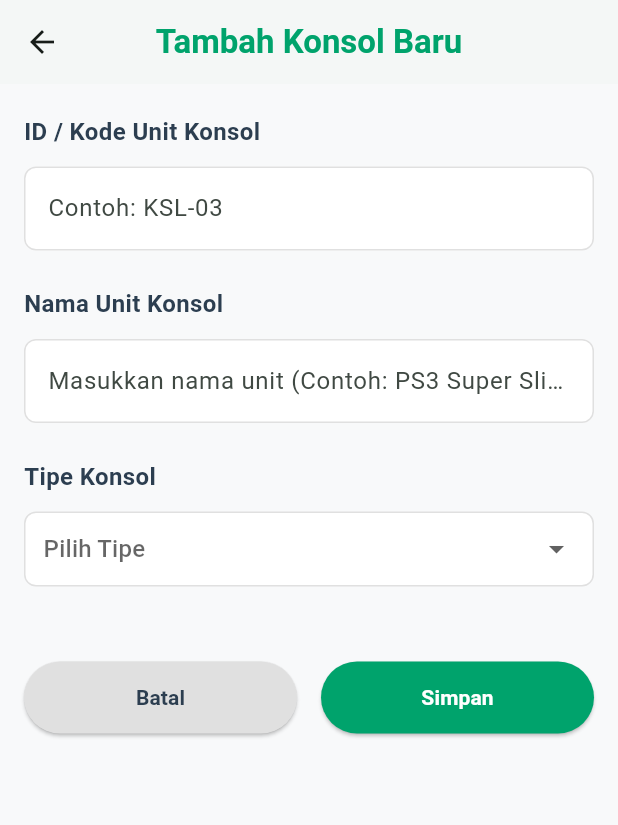
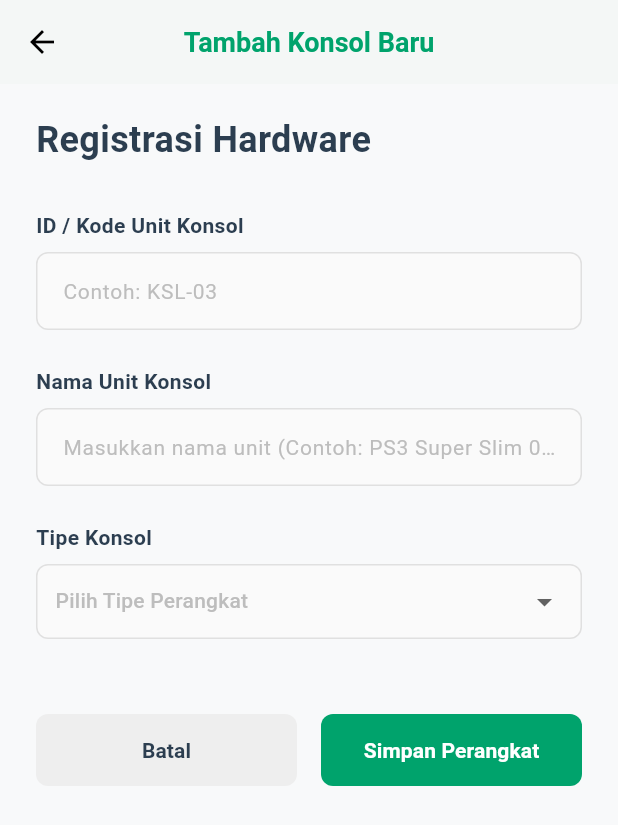
Before and after one commit to elzetive/dfwmobile, a Flutter app: the TambahKonsolPage screen opened by its route, on a phone screen of 412 x 824 dp. Shown: the top 825 px of the screen. Run offline on Flutter 3.47's test engine with Material 3 defaults, Android fonts, the phone set to English and light mode, and no system bars; network calls fail.

Commit message:
Fix final

```diff
--- a/lib/pages/laporan/main_page.dart
+++ b/lib/pages/laporan/main_page.dart
@@ -128,7 +128,6 @@ class _LaporanPageState extends State<LaporanPage> {
                                 String rawDate = item['tanggal'].toString();
                                 String formattedDate = rawDate;
                                 try {
-                                  // Parsing aman untuk browser web lokal
                                   DateTime dt = DateTime.parse(rawDate);
                                   formattedDate = DateFormat(
                                     'EEEE, dd MMMM yyyy',
--- a/lib/pages/operasional/konsol/main_page.dart
+++ b/lib/pages/operasional/konsol/main_page.dart
@@ -273,7 +273,7 @@ class _DaftarKonsolPageState extends State<DaftarKonsolPage> {
           },
         ),
         title: const Text(
-          'Daftar Hardware Konsol',
+          'Daftar Konsol',
           style: TextStyle(
             color: AppColors.primaryGreen,
             fontWeight: FontWeight.bold,
@@ -388,7 +388,7 @@ class _DaftarKonsolPageState extends State<DaftarKonsolPage> {
         border: Border.all(color: Colors.grey.shade200),
         boxShadow: [
           BoxShadow(
-            color: Colors.black.withOpacity(0.01),
+            color: Colors.black.withValues(alpha: 0.08),
             blurRadius: 6,
             offset: const Offset(0, 3),
           ),
@@ -436,7 +436,7 @@ class _DaftarKonsolPageState extends State<DaftarKonsolPage> {
                   vertical: 4,
                 ),
                 decoration: BoxDecoration(
-                  color: _getStatusColor(status).withOpacity(0.12),
+                  color: _getStatusColor(status).withValues(alpha: 0.12),
                   borderRadius: BorderRadius.circular(30),
                 ),
                 child: Text(
--- a/lib/pages/operasional/konsol/tambah_page.dart
+++ b/lib/pages/operasional/konsol/tambah_page.dart
@@ -44,13 +44,12 @@ class _TambahKonsolPageState extends State<TambahKonsolPage> {
 
     setState(() => _isSaving = true);
 
-    // Mengirimkan 5 argumen sesuai struktur ApiService yang baru
     bool sukses = await _apiService.tambahKonsol(
       idController.text.trim(),
       namaUnitController.text.trim(),
       selectedTipe!,
-      'Baik', // Argumen ke-4: Kondisi awal otomatis
-      'Tersedia', // Argumen ke-5: Status awal otomatis
+      'Baik',
+      'Tersedia',
     );
 
     if (!mounted) return;
@@ -64,7 +63,6 @@ class _TambahKonsolPageState extends State<TambahKonsolPage> {
         ),
       );
 
-      // SOLUSI BLANK SCREEN: Cek tumpukan navigasi web browser terlebih dahulu
       if (Navigator.canPop(context)) {
         Navigator.pop(context, true);
       } else {
@@ -85,40 +83,65 @@ class _TambahKonsolPageState extends State<TambahKonsolPage> {
     return Scaffold(
       backgroundColor: AppColors.scaffoldBg,
       appBar: AppBar(
-        backgroundColor: AppColors.white,
+        backgroundColor: Colors.white,
         elevation: 1,
+        iconTheme: const IconThemeData(color: Colors.black),
+        leading: IconButton(
+          icon: const Icon(Icons.arrow_back),
+          onPressed: () {
+            if (Navigator.canPop(context)) {
+              Navigator.pop(context);
+            } else {
+              Navigator.pushReplacementNamed(context, '/daftar-konsol');
+            }
+          },
+        ),
         title: const Text(
           'Tambah Konsol Baru',
           style: TextStyle(
             color: AppColors.primaryGreen,
             fontWeight: FontWeight.bold,
+            fontSize: 18,
           ),
         ),
         centerTitle: true,
       ),
       body: SafeArea(
         child: SingleChildScrollView(
-          padding: const EdgeInsets.symmetric(horizontal: 16, vertical: 20),
+          padding: const EdgeInsets.symmetric(horizontal: 24, vertical: 20),
           child: Column(
             crossAxisAlignment: CrossAxisAlignment.start,
             children: [
+              const Text(
+                'Registrasi Hardware',
+                style: TextStyle(
+                  fontSize: 24,
+                  fontWeight: FontWeight.bold,
+                  color: AppColors.darkGrey,
+                ),
+              ),
+              const SizedBox(height: 30),
+
               _buildLabel('ID / Kode Unit Konsol'),
               _buildInputField('Contoh: KSL-03', idController),
               const SizedBox(height: 24),
+
               _buildLabel('Nama Unit Konsol'),
               _buildInputField(
                 'Masukkan nama unit (Contoh: PS3 Super Slim 01)',
                 namaUnitController,
               ),
               const SizedBox(height: 24),
+
               _buildLabel('Tipe Konsol'),
               _buildDropdown(
-                hint: 'Pilih Tipe',
+                hint: 'Pilih Tipe Perangkat',
                 value: selectedTipe,
                 items: ['PS3', 'PS4', 'PS5'],
                 onChanged: (val) => setState(() => selectedTipe = val),
               ),
               const SizedBox(height: 50),
+
               _isSaving
                   ? const Center(
                       child: CircularProgressIndicator(
@@ -140,8 +163,12 @@ class _TambahKonsolPageState extends State<TambahKonsolPage> {
                               }
                             },
                             style: ElevatedButton.styleFrom(
-                              backgroundColor: Colors.grey.shade300,
+                              backgroundColor: Colors.grey.shade200,
                               padding: const EdgeInsets.symmetric(vertical: 14),
+                              shape: RoundedRectangleBorder(
+                                borderRadius: BorderRadius.circular(8),
+                              ),
+                              elevation: 0,
                             ),
                             child: const Text(
                               'Batal',
@@ -159,9 +186,13 @@ class _TambahKonsolPageState extends State<TambahKonsolPage> {
                             style: ElevatedButton.styleFrom(
                               backgroundColor: AppColors.primaryGreen,
                               padding: const EdgeInsets.symmetric(vertical: 14),
+                              shape: RoundedRectangleBorder(
+                                borderRadius: BorderRadius.circular(8),
+                              ),
+                              elevation: 0,
                             ),
                             child: const Text(
-                              'Simpan',
+                              'Simpan Perangkat',
                               style: TextStyle(
                                 color: Colors.white,
                                 fontWeight: FontWeight.bold,
@@ -179,12 +210,12 @@ class _TambahKonsolPageState extends State<TambahKonsolPage> {
   }
 
   Widget _buildLabel(String text) => Padding(
-    padding: const EdgeInsets.only(bottom: 12),
+    padding: const EdgeInsets.only(bottom: 8),
     child: Text(
       text,
       style: const TextStyle(
         fontWeight: FontWeight.bold,
-        fontSize: 16,
+        fontSize: 14,
         color: AppColors.darkGrey,
       ),
     ),
@@ -195,8 +226,13 @@ class _TambahKonsolPageState extends State<TambahKonsolPage> {
         controller: controller,
         decoration: InputDecoration(
           hintText: hint,
+          hintStyle: TextStyle(color: Colors.grey.shade400, fontSize: 14),
           filled: true,
-          fillColor: Colors.white,
+          fillColor: Colors.grey.shade50,
+          contentPadding: const EdgeInsets.symmetric(
+            horizontal: 14,
+            vertical: 14,
+          ),
           enabledBorder: OutlineInputBorder(
             borderRadius: BorderRadius.circular(8),
             borderSide: BorderSide(color: Colors.grey.shade300),
@@ -216,7 +252,7 @@ class _TambahKonsolPageState extends State<TambahKonsolPage> {
   }) => Container(
     padding: const EdgeInsets.symmetric(horizontal: 12),
     decoration: BoxDecoration(
-      color: Colors.white,
+      color: Colors.grey.shade50,
       border: Border.all(color: Colors.grey.shade300),
       borderRadius: BorderRadius.circular(8),
     ),
@@ -224,7 +260,10 @@ class _TambahKonsolPageState extends State<TambahKonsolPage> {
       child: DropdownButton<String>(
         isExpanded: true,
         value: value,
-        hint: Text(hint),
+        hint: Text(
+          hint,
+          style: TextStyle(color: Colors.grey.shade400, fontSize: 14),
+        ),
         items: items
             .map((val) => DropdownMenuItem(value: val, child: Text(val)))
             .toList(),
--- a/lib/pages/operasional/tv/tambah_page.dart
+++ b/lib/pages/operasional/tv/tambah_page.dart
@@ -62,7 +62,6 @@ class _TambahTVPageState extends State<TambahTVPage> {
         ),
       );
 
-      // FIX BLANK SCREEN: Proteksi navigasi web browser
       if (Navigator.canPop(context)) {
         Navigator.pop(context, true);
       } else {
@@ -132,7 +131,6 @@ class _TambahTVPageState extends State<TambahTVPage> {
                         Expanded(
                           child: ElevatedButton(
                             onPressed: () {
-                              // FIX BLANK SCREEN: Proteksi tombol Batal
                               if (Navigator.canPop(context)) {
                                 Navigator.pop(context);
                               } else {
--- a/lib/pages/operasional/unit/tambah_page.dart
+++ b/lib/pages/operasional/unit/tambah_page.dart
@@ -29,17 +29,14 @@ class _TambahUnitPageState extends State<TambahUnitPage> {
   }
 
   void _loadRelations() async {
-    // 1. Ambil semua data Master Konsol dan TV
     final allKonsols = await _apiService.fetchKonsolData();
     final allTvs = await _apiService.fetchTvData();
 
-    // 2. Ambil semua data Kombinasi Unit yang sudah terdaftar saat ini
     final registeredUnits = await _apiService.fetchUnitData();
 
     if (!mounted) return;
 
     setState(() {
-      // 3. Kumpulkan ID Konsol dan TV yang sudah dipakai di dalam Unit manapun
       final usedKonsolIds = registeredUnits
           .map((u) => u['konsol_id'].toString())
           .toSet();
@@ -47,9 +44,6 @@ class _TambahUnitPageState extends State<TambahUnitPage> {
           .map((u) => u['tv_id'].toString())
           .toSet();
 
-      // 4. FILTER KETAT: Hanya tampilkan Konsol dan TV yang:
-      // - Statusnya 'Tersedia'
-      // - ID-nya BELUM PERNAH terdaftar di tabel units (usedKonsolIds / usedTvIds)
       _konsols = allKonsols.where((k) {
         return k['status'] == 'Tersedia' &&
             !usedKonsolIds.contains(k['id'].toString());
--- a/lib/pages/pelanggan/main_page.dart
+++ b/lib/pages/pelanggan/main_page.dart
@@ -431,7 +431,6 @@ class _PelangganPageState extends State<PelangganPage> {
                                 );
                                 _refreshData();
                               } else if (!sukses && context.mounted) {
-                                // Munculin notif gagal
                                 ScaffoldMessenger.of(context).showSnackBar(
                                   const SnackBar(
                                     content: Text(
@@ -452,7 +451,6 @@ class _PelangganPageState extends State<PelangganPage> {
                     },
                   );
                 },
-                // --- LOGIKA TOMBOL HAPUS BERAKHIR DI SINI ---
                 style: ElevatedButton.styleFrom(
                   backgroundColor: Colors.red.shade400,
                   shape: RoundedRectangleBorder(
--- a/lib/pages/pelanggan/tambah_page.dart
+++ b/lib/pages/pelanggan/tambah_page.dart
@@ -32,17 +32,14 @@ class _TambahPelangganPageState extends State<TambahPelangganPage> {
       return;
     }
 
-    // 1. Kirim data ke API Laravel secara asinkronus
     bool sukses = await _apiService.tambahPelanggan(
       _namaController.text,
       _teleponController.text,
       _alamatController.text,
     );
 
-    // 2. Kunci pengaman Async Gap: Pastikan widget masih nempel di layar
     if (!mounted) return;
 
-    // 3. Eksekusi feedback UI menggunakan BuildContext setelah dipastikan aman
     if (sukses) {
       ScaffoldMessenger.of(context).showSnackBar(
         const SnackBar(
--- a/lib/pages/transaksi/main_page.dart
+++ b/lib/pages/transaksi/main_page.dart
@@ -17,8 +17,7 @@ class _TransaksiPageState extends State<TransaksiPage> {
   @override
   void initState() {
     super.initState();
-    _transaksiData = _apiService
-        .fetchSemuaTransaksi(); // Memuat seluruh riwayat data
+    _transaksiData = _apiService.fetchSemuaTransaksi();
   }
 
   Future<void> _refreshData() async {
@@ -37,7 +36,6 @@ class _TransaksiPageState extends State<TransaksiPage> {
           children: [
             Image.asset('assets/images/logo.png', height: 30),
             const SizedBox(width: 10),
-            // ===== SUNTIKAN FUTUREBUILDER =====
             FutureBuilder<Map<String, dynamic>>(
               future: _apiService.fetchPengaturan(),
               builder: (context, snapshot) {
@@ -97,7 +95,7 @@ class _TransaksiPageState extends State<TransaksiPage> {
                       ),
                       _buildStatCard(
                         'Sesi Aktif',
-                        '${list.where((tx) => tx['status'] == 'Aktif').length}', // Filter sesi dinamis
+                        '${list.where((tx) => tx['status'] == 'Aktif').length}',
                         AppColors.primaryGreen,
                       ),
                     ],
--- a/lib/pages/transaksi/pengembalian/main_page.dart
+++ b/lib/pages/transaksi/pengembalian/main_page.dart
@@ -16,8 +16,7 @@ class _PengembalianPageState extends State<PengembalianPage> {
   @override
   void initState() {
     super.initState();
-    _transaksiAktif = _apiService
-        .fetchTransaksiAktif(); // Memuat HANYA data yang Aktif
+    _transaksiAktif = _apiService.fetchTransaksiAktif();
   }
 
   Future<void> _refreshData() async {
@@ -41,7 +40,7 @@ class _PengembalianPageState extends State<PengembalianPage> {
           backgroundColor: AppColors.primaryGreen,
         ),
       );
-      _refreshData(); // Refresh list agar data selesai langsung keluar dari list aktif
+      _refreshData();
     } else {
       ScaffoldMessenger.of(context).showSnackBar(
         const SnackBar(
```
Also changed, not shown: lib/pages/dashboard/main_page.dart (+40 -42 lines), lib/pages/laporan/detail_page.dart (+15 -8 lines), lib/pages/operasional/main_page.dart (+40 -43 lines), lib/pages/pelanggan/ubah_page.dart (+80 -18 lines), lib/pages/pengaturan/main_page.dart (+5 -10 lines), lib/pages/transaksi/tambah_page.dart (+33 -34 lines), lib/services/api_service.dart (+6 -15 lines), lib/widgets/side_bar.dart (+14 -9 lines).
